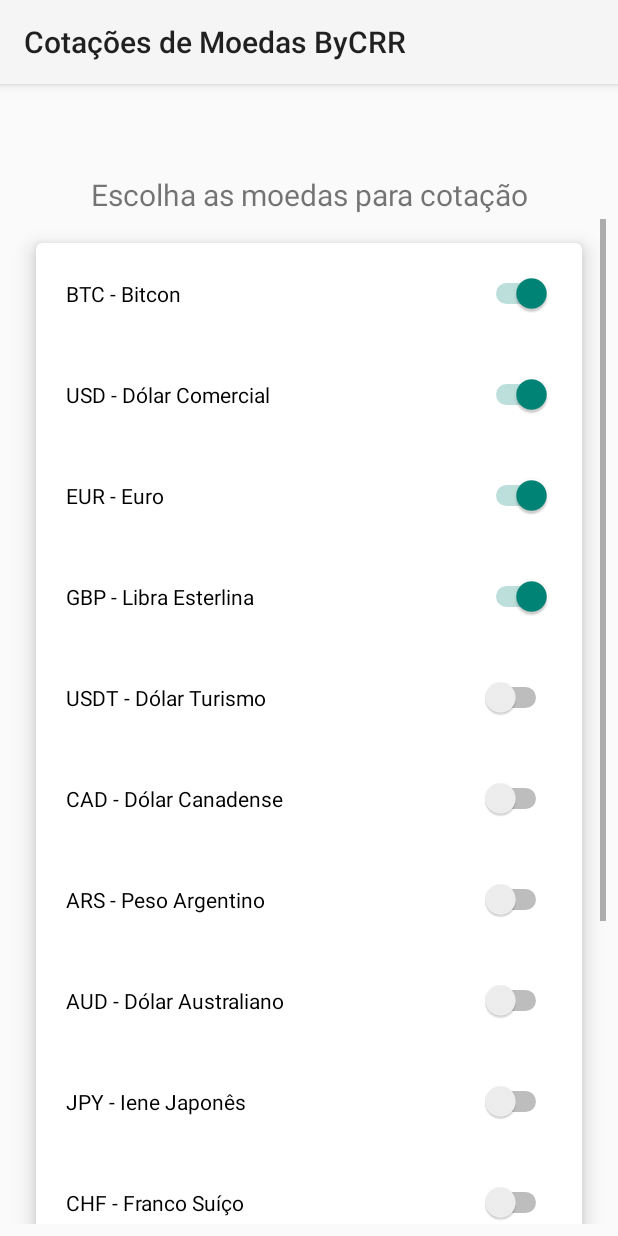
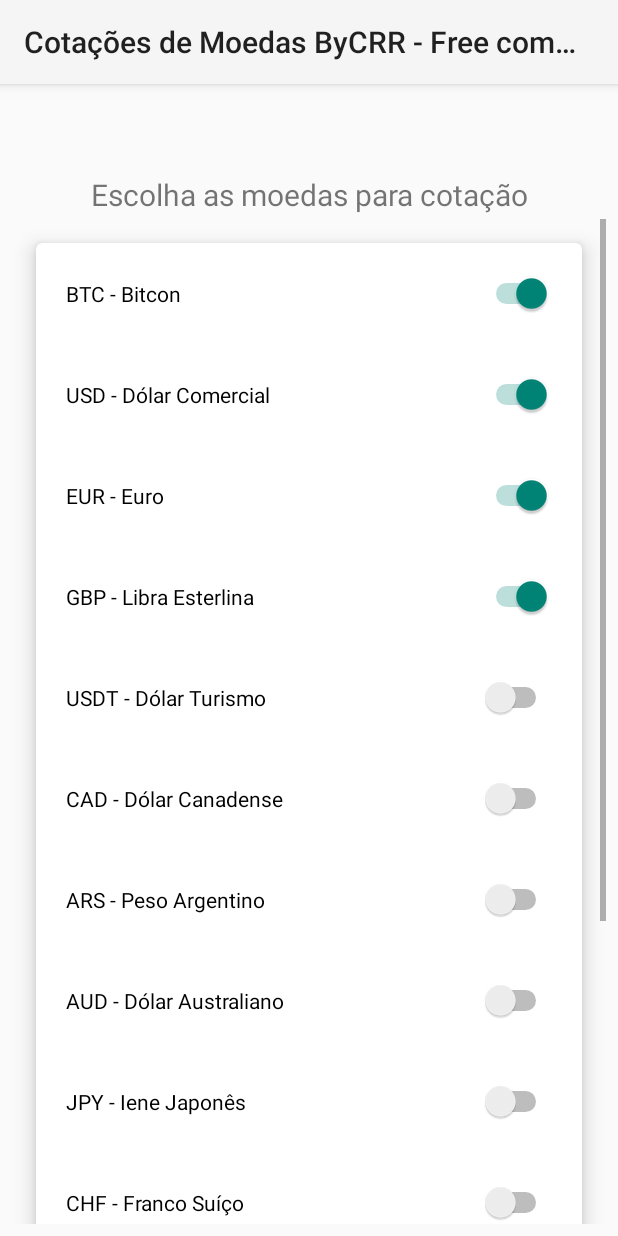
Before and after one commit to bycrr/AppCotacoesMoedasV1, an Android app: the fragment CoinsFragment shown on its own in the app's theme, on a phone screen of 412 x 824 dp. Run offline under Robolectric (Android 15) with nearby library versions, the phone set to English and light mode, and no system bars; our stand-ins replace AdMob; 1 statement that could not run was skipped.

Commit message:
Ajustes para publicação e inclusão de admob bycrr

```diff
--- a/app/build.gradle
+++ b/app/build.gradle
@@ -8,8 +8,8 @@ android {
     applicationId "br.com.bycrr.v1.appcotacoesmoedas"
     minSdkVersion 19
     targetSdkVersion 29
-    versionCode 1
-    versionName "1.0"
+    versionCode 2
+    versionName "1.01"
     testInstrumentationRunner "androidx.test.runner.AndroidJUnitRunner"
   }
 
--- a/app/src/main/AndroidManifest.xml
+++ b/app/src/main/AndroidManifest.xml
@@ -31,7 +31,7 @@
     <!-- Sample AdMob App ID: ca-app-pub-3940256099942544~3347511713 -->
     <meta-data
       android:name="com.google.android.gms.ads.APPLICATION_ID"
-      android:value="ca-app-pub-3940256099942544~3347511713"/>
+      android:value="ca-app-pub-4726235926092145~1370429713"/>
   </application>
 
 </manifest>
--- a/app/src/main/res/layout/fragment_coins.xml
+++ b/app/src/main/res/layout/fragment_coins.xml
@@ -14,7 +14,7 @@
     android:layout_alignParentBottom="true"
     android:layout_centerHorizontal="true"
     ads:adSize="BANNER"
-    ads:adUnitId="ca-app-pub-3940256099942544/6300978111"
+    ads:adUnitId="ca-app-pub-4726235926092145/2052955998"
     app:layout_constraintEnd_toEndOf="parent"
     app:layout_constraintStart_toStartOf="parent"
     app:layout_constraintTop_toTopOf="parent" />
--- a/app/src/main/res/layout/fragment_config.xml
+++ b/app/src/main/res/layout/fragment_config.xml
@@ -14,7 +14,7 @@
     android:layout_alignParentBottom="true"
     android:layout_centerHorizontal="true"
     ads:adSize="BANNER"
-    ads:adUnitId="ca-app-pub-3940256099942544/6300978111"
+    ads:adUnitId="ca-app-pub-4726235926092145/2052955998"
     app:layout_constraintEnd_toEndOf="parent"
     app:layout_constraintStart_toStartOf="parent"
     app:layout_constraintTop_toTopOf="parent" />
--- a/app/src/main/res/layout/fragment_quotation.xml
+++ b/app/src/main/res/layout/fragment_quotation.xml
@@ -14,7 +14,7 @@
     android:layout_width="match_parent"
     android:layout_height="match_parent"
     ads:adSize="BANNER"
-    ads:adUnitId="ca-app-pub-3940256099942544/6300978111"/>
+    ads:adUnitId="ca-app-pub-4726235926092145/2052955998"/>
 
   <ListView
     android:id="@+id/listview"
--- a/app/src/main/res/values/strings.xml
+++ b/app/src/main/res/values/strings.xml
@@ -1,5 +1,5 @@
 <resources>
-  <string name="app_name">Cotações de Moedas ByCRR</string>
+  <string name="app_name">Cotações de Moedas ByCRR - Free com Ads</string>
   <string name="navigation_drawer_open">Open navigation drawer</string>
   <string name="navigation_drawer_close">Close navigation drawer</string>
   <string name="nav_header_title">Cotações de Moedas</string>
```
